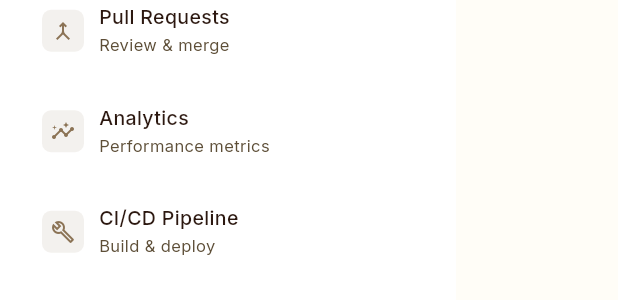
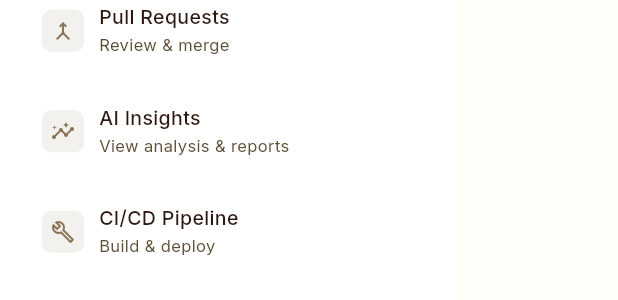
Before and after one commit to JittoJoseph/FlowLens-Devops-Intelligence, a Flutter app: the AppSidebar widget shown alone on an empty page, opened directly, on a phone screen of 412 x 824 dp. Shown: the part 450-750 px from the top of the screen. Run offline on Flutter 3.47's test engine with Material 3 defaults, Android fonts, the phone set to English and light mode, and no system bars; our stand-ins replace google_fonts; network calls fail.

Commit message:
Update navigation to use Premium Insights screen

```diff
--- a/flutter_app/lib/main.dart
+++ b/flutter_app/lib/main.dart
@@ -8,7 +8,7 @@
 import 'screens/github_connect_screen.dart';
 import 'screens/repositories_screen.dart';
 import 'screens/minimalist_dashboard.dart';
-import 'screens/pr_details_screen.dart';
+import 'screens/insights_listing_screen.dart';
 
 void main() {
   runApp(const FlowLensApp());
@@ -39,7 +39,7 @@
               '/connect': (context) => const GitHubConnectScreen(),
               '/repositories': (context) => const RepositoriesScreen(),
               '/dashboard': (context) => const DashboardScreen(),
-              '/pr-details': (context) => const PRDetailsScreen(),
+              '/insights': (context) => const InsightsListingScreen(),
             },
           );
         },
--- a/flutter_app/lib/widgets/app_sidebar.dart
+++ b/flutter_app/lib/widgets/app_sidebar.dart
@@ -125,12 +125,18 @@ class AppSidebar extends StatelessWidget {
                         ),
                         _buildMenuItem(
                           Icons.insights_outlined,
-                          'Analytics',
-                          'Performance metrics',
-                          false,
+                          'AI Insights',
+                          'View analysis & reports',
+                          ModalRoute.of(context)?.settings.name == '/insights',
                           () {
                             Navigator.pop(context);
-                            // TODO: Navigate to analytics
+                            if (ModalRoute.of(context)?.settings.name !=
+                                '/insights') {
+                              Navigator.pushReplacementNamed(
+                                context,
+                                '/insights',
+                              );
+                            }
                           },
                         ),
                         _buildMenuItem(
```
Also changed, not shown: flutter_app/lib/screens/minimalist_dashboard.dart (+6 -3 lines).
